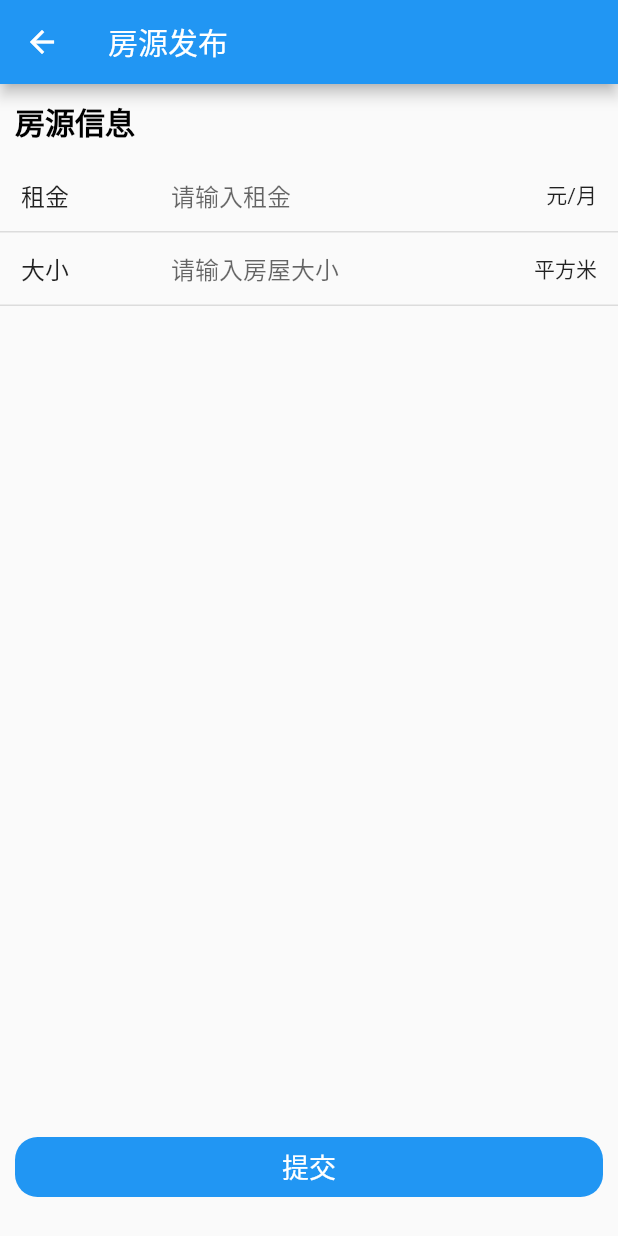
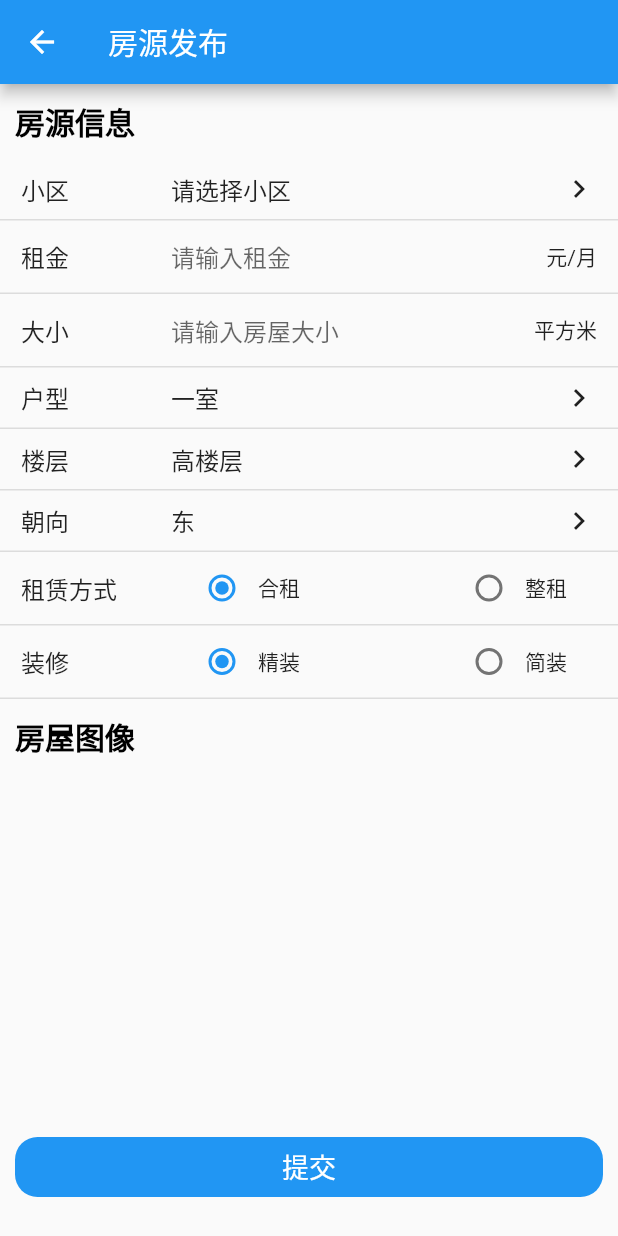
Before and after one commit to MarioGogogo/haokezu_flutter, a Flutter app: the RoomAddPage screen opened by its route, on a phone screen of 412 x 824 dp. Run offline on Flutter 3.47's test engine with Material 2 defaults, Android fonts, the phone set to English and light mode, and no system bars; our stand-ins replace fluro, flutter_swiper_null_safety, fluttertoast; network calls fail; project files that could hold a hidden picture were left out.

Commit message:
新增：房源发布小组件

```diff
--- a/lib/pages/home/room_add/index.dart
+++ b/lib/pages/home/room_add/index.dart
@@ -1,7 +1,7 @@
 /*
  * @Author: MarioGo
  * @Date: 2021-10-01 10:21:24
- * @LastEditTime: 2021-10-01 10:33:50
+ * @LastEditTime: 2021-10-01 12:04:30
  * @LastEditors: MarioGo
  * @Description: 文件描述
  * @FilePath: /goodhouse/lib/pages/home/room_add/index.dart
@@ -10,6 +10,8 @@
 import 'package:flutter/material.dart';
 import 'package:goodhouse/widget/common_floating_button.dart';
 import 'package:goodhouse/widget/common_form_item.dart';
+import 'package:goodhouse/widget/common_radio_form_item.dart';
+import 'package:goodhouse/widget/common_select_form_item.dart';
 import 'package:goodhouse/widget/common_title.dart';
 
 class RoomAddPage extends StatefulWidget {
@@ -20,6 +22,13 @@ class RoomAddPage extends StatefulWidget {
 }
 
 class _RoomAddPageState extends State<RoomAddPage> {
+  // input select
+  int roomType = 0;
+  int floor = 0;
+  int oriented = 0;
+  //radio
+  int rentType = 0;
+  int decorationType = 0;
   @override
   Widget build(BuildContext context) {
     return Scaffold(
@@ -29,6 +38,28 @@ class _RoomAddPageState extends State<RoomAddPage> {
       body: ListView(
         children: [
           CommonTitle(title: '房源信息'),
+          CommonFormItem(
+              //自定义小区
+              label: '小区',
+              contentBuilder: (context) {
+                return Container(
+                    child: GestureDetector(
+                  behavior: HitTestBehavior.translucent, //解决点击空白地方无效问题
+                  child: Container(
+                    height: 40,
+                    child: Row(
+                      mainAxisAlignment: MainAxisAlignment.spaceBetween,
+                      children: <Widget>[
+                        Text('请选择小区', style: TextStyle(fontSize: 16.0)),
+                        Icon(Icons.keyboard_arrow_right),
+                      ],
+                    ),
+                  ),
+                  onTap: () {
+                    Navigator.of(context).pushNamed('search');
+                  },
+                ));
+              }),
           CommonFormItem(
             label: '租金',
             hitText: '请输入租金',
@@ -41,6 +72,56 @@ class _RoomAddPageState extends State<RoomAddPage> {
             suffixText: '平方米',
             controller: TextEditingController(),
           ),
+          CommonSelectFormItem(
+            label: '户型',
+            value: roomType,
+            onChange: (val) {
+              setState(() {
+                roomType = val;
+              });
+            },
+            options: ['一室', '二室', '三室', '四室'],
+          ),
+          CommonSelectFormItem(
+            label: '楼层',
+            value: floor,
+            onChange: (val) {
+              setState(() {
+                floor = val;
+              });
+            },
+            options: ['高楼层', '中楼层', '低楼层'],
+          ),
+          CommonSelectFormItem(
+            label: '朝向',
+            value: oriented,
+            onChange: (val) {
+              setState(() {
+                oriented = val;
+              });
+            },
+            options: ['东', '南', '西', '北'],
+          ),
+          CommonRadioFormItem(
+            label: '租赁方式',
+            options: ['合租', '整租'],
+            value: rentType,
+            onChange: (index) {
+              setState(() {
+                rentType = index;
+              });
+            },
+          ),
+          CommonRadioFormItem(
+              label: '装修',
+              options: ['精装', '简装'],
+              value: decorationType,
+              onChange: (index) {
+                setState(() {
+                  decorationType = index;
+                });
+              }),
+          CommonTitle(title: '房屋图像'),
         ],
       ),
       floatingActionButtonLocation: FloatingActionButtonLocation.centerFloat,
--- /dev/null
+++ b/lib/widget/common_radio_form_item.dart
@@ -0,0 +1,54 @@
+/*
+ * @Author: MarioGo
+ * @Date: 2021-10-01 12:00:32
+ * @LastEditTime: 2021-10-01 12:06:47
+ * @LastEditors: MarioGo
+ * @Description: 文件描述
+ * @FilePath: /goodhouse/lib/widget/common_radio_form_item.dart
+ * 可以输入预定的版权声明、个性签名、空行等
+ */
+import 'package:flutter/material.dart';
+import 'package:goodhouse/widget/common_form_item.dart';
+
+class CommonRadioFormItem extends StatelessWidget {
+  final String label;
+  final List<String> options;
+  final int value;
+  final ValueChanged onChange;
+
+  const CommonRadioFormItem(
+      {Key? key,
+      required this.label,
+      required this.options,
+      required this.value,
+      required this.onChange})
+      : super(key: key);
+
+  @override
+  Widget build(BuildContext context) {
+    return CommonFormItem(
+      label: label,
+      contentBuilder: (context) {
+        return Container(
+          margin: EdgeInsets.only(left: 10, right: 20),
+          child: Row(
+            mainAxisAlignment: MainAxisAlignment.spaceBetween,
+            children: List.generate(
+              options.length,
+              (index) => Row(
+                children: [
+                  Radio(
+                    value: index,
+                    groupValue: value,
+                    onChanged: onChange,
+                  ),
+                  Text(options[index]),
+                ],
+              ),
+            ),
+          ),
+        );
+      },
+    );
+  }
+}
--- /dev/null
+++ b/lib/widget/common_select_form_item.dart
@@ -0,0 +1,65 @@
+/*
+ * @Author: MarioGo
+ * @Date: 2021-10-01 11:52:09
+ * @LastEditTime: 2021-10-01 11:52:10
+ * @LastEditors: MarioGo
+ * @Description: 文件描述
+ * @FilePath: /goodhouse/lib/widget/common_select_form_item.dart
+ * 可以输入预定的版权声明、个性签名、空行等
+ */
+import 'package:flutter/material.dart';
+// import 'package:goodhouse/utils/common_picker/index.dart';
+import 'package:goodhouse/widget/common_form_item.dart';
+
+class CommonSelectFormItem extends StatelessWidget {
+  final String label;
+  final int value;
+  final List<String> options;
+  final Function(int) onChange;
+
+  const CommonSelectFormItem(
+      {Key? key,
+      required this.label,
+      required this.value,
+      required this.options,
+      required this.onChange})
+      : super(key: key);
+
+  @override
+  Widget build(BuildContext context) {
+    return CommonFormItem(
+        label: label,
+        contentBuilder: (context) {
+          return GestureDetector(
+            behavior: HitTestBehavior.translucent,
+            onTap: () {
+              // var result = CommonPicker.showPicker(
+              //   context: context,
+              //   options: options,
+              //   value: value,
+              // );
+              // result.then((selectedValue) {
+              //   if (value != selectedValue &&
+              //       selectedValue != null &&
+              //       onChange != null) {
+              //     onChange(selectedValue);
+              //   }
+              // });
+            },
+            child: Container(
+              height: 40.0,
+              child: Row(
+                mainAxisAlignment: MainAxisAlignment.spaceBetween,
+                children: [
+                  Text(
+                    options[value],
+                    style: TextStyle(fontSize: 16),
+                  ),
+                  Icon(Icons.keyboard_arrow_right),
+                ],
+              ),
+            ),
+          );
+        });
+  }
+}
```
